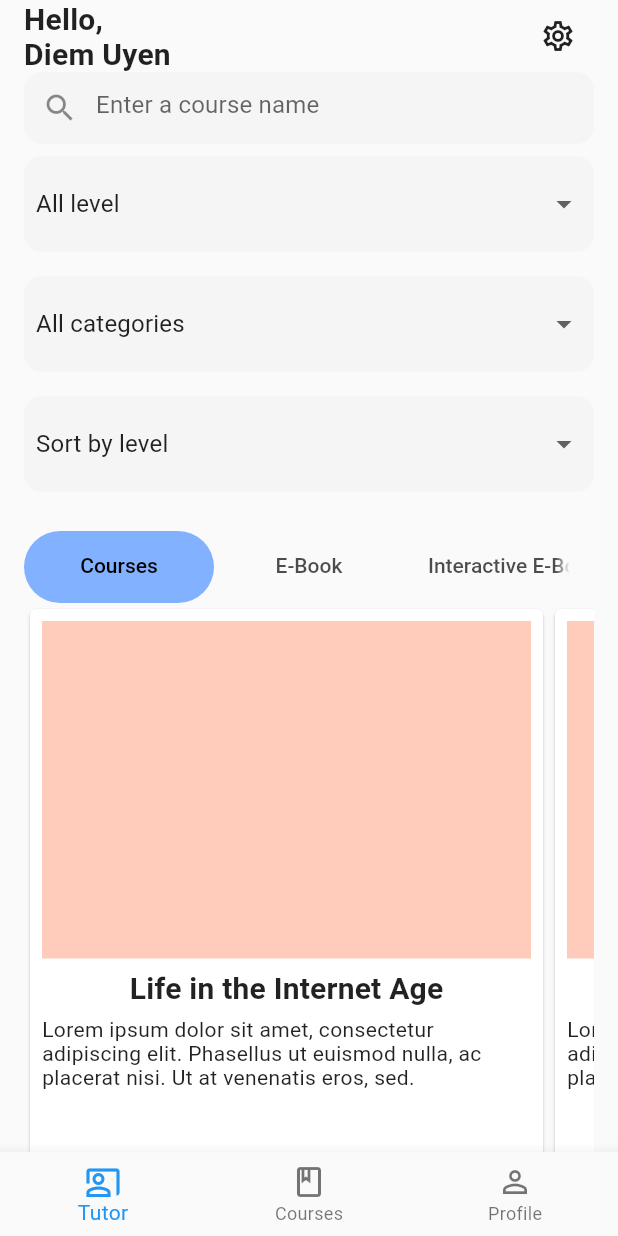
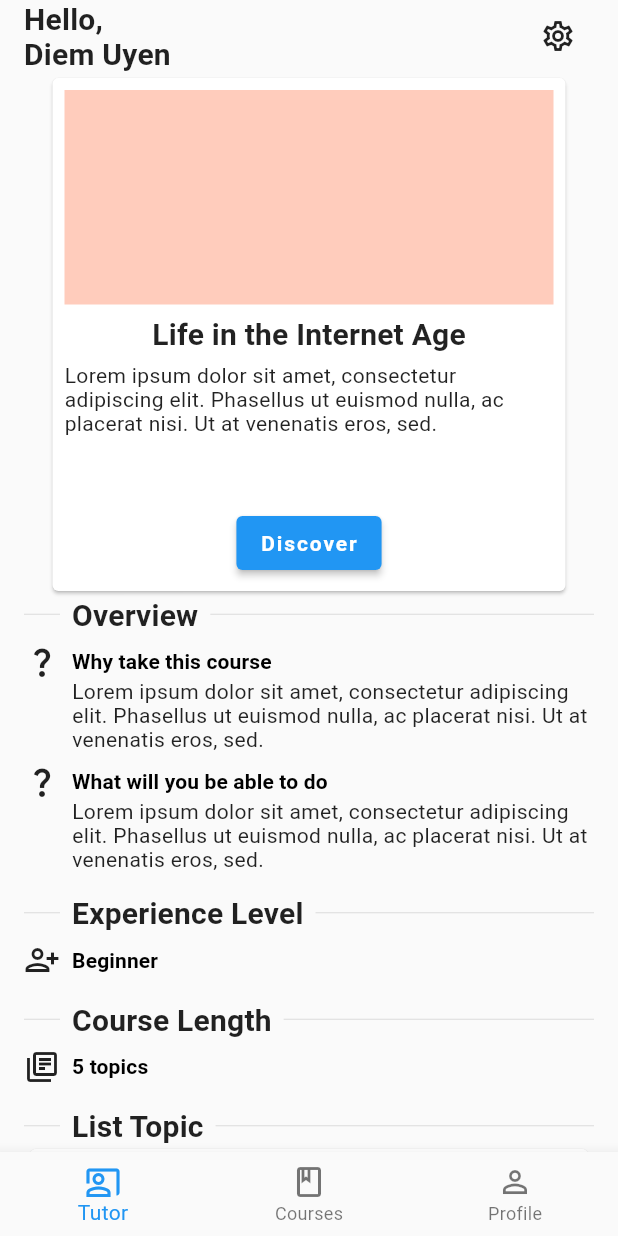
Before and after one commit to DiemUyen/CSC13118_LetTutor, a Flutter app: the screen it shows after launch, on a phone screen of 412 x 824 dp. Run offline on Flutter 3.47's test engine with Material 2 defaults, Android fonts, the phone set to English and light mode, and no system bars; our stand-ins replace flutter_rating_bar; missing offline and left inert: flutter_rounded_date_picker.

Commit message:
Draft Course detail page

```diff
--- a/let_tutor/lib/main.dart
+++ b/let_tutor/lib/main.dart
@@ -2,6 +2,7 @@ import 'package:flutter/material.dart';
 import 'package:let_tutor/routes/authentication/forgot_password.dart';
 import 'package:let_tutor/routes/authentication/sign_in_form.dart';
 import 'package:let_tutor/routes/authentication/sign_up_form.dart';
+import 'package:let_tutor/routes/course/course_detail.dart';
 import 'package:let_tutor/routes/course/courses_page.dart';
 import 'package:let_tutor/routes/tutor/tutor_detail.dart';
 import 'package:let_tutor/routes/tutor/tutor_home_page.dart';
@@ -34,7 +35,7 @@ class MyApp extends StatelessWidget {
                   TransparentAppBar(),
                   Padding(
                     padding: EdgeInsets.symmetric(horizontal: 16.0),
-                    child: CousesPage(),
+                    child: CourseDetail(),
                   )
                 ],
               ),
--- /dev/null
+++ b/let_tutor/lib/routes/course/course_detail.dart
@@ -0,0 +1,109 @@
+import 'package:flutter/material.dart';
+import 'package:let_tutor/widgets/course_card.dart';
+
+class CourseDetail extends StatelessWidget {
+  const CourseDetail({Key? key}) : super(key: key);
+
+  Widget header(BuildContext context, String header) {
+    return Row(
+      children: [
+        const SizedBox(width: 24, child: Divider(),),
+        const SizedBox(width: 8,),
+        Text(header, style: Theme.of(context).textTheme.headline6,),
+        const SizedBox(width: 8,),
+        const Expanded(child: Divider())
+      ],
+    );
+  }
+
+  Widget description(BuildContext context, IconData icon, String title, String content) {
+    return Column(
+      crossAxisAlignment: CrossAxisAlignment.start,
+      children: [
+        Row(
+          children: [
+            Icon(icon),
+            const SizedBox(width: 8,),
+            Text(title, style: Theme.of(context).textTheme.subtitle2,),
+          ],
+        ),
+        Padding(
+          padding: const EdgeInsets.only(left: 32),
+          child: Text(content, textAlign: TextAlign.left,),
+        ),
+      ],
+    );
+  }
+
+  Widget suggestedTutor(BuildContext context, String tutorName) {
+    return Row(
+      mainAxisAlignment: MainAxisAlignment.spaceBetween,
+      children: [
+        Text(tutorName),
+        TextButton(onPressed: () { }, child: const Text('More info')),
+      ],
+    );
+  }
+
+  @override
+  Widget build(BuildContext context) {
+    return Column(
+      children: [
+        CourseCard(bottomWidget: Center(child: ElevatedButton(onPressed: () { }, child: const Text('Discover'),),)),
+        // Overview
+        header(context, 'Overview'),
+        const SizedBox(height: 8,),
+        description(context, Icons.question_mark_outlined, 'Why take this course', 'Lorem ipsum dolor sit amet, consectetur adipiscing elit. Phasellus ut euismod nulla, ac placerat nisi. Ut at venenatis eros, sed.'),
+        const SizedBox(height: 8,),
+        description(context, Icons.question_mark_outlined, 'What will you be able to do', 'Lorem ipsum dolor sit amet, consectetur adipiscing elit. Phasellus ut euismod nulla, ac placerat nisi. Ut at venenatis eros, sed.'),
+        const SizedBox(height: 16,),
+
+        // Experience level
+        header(context, 'Experience Level'),
+        const SizedBox(height: 8,),
+        description(context, Icons.person_add_alt_1_outlined, 'Beginner', ''),
+
+        // Course length
+        header(context, 'Course Length'),
+        const SizedBox(height: 8,),
+        description(context, Icons.my_library_books_outlined, '5 topics', ''),
+
+        // List topic
+        header(context, 'List Topic'),
+        ListView.builder(
+          shrinkWrap: true,
+          scrollDirection: Axis.vertical,
+          itemCount: 5,
+          itemBuilder: (context, index) {
+            return Card(
+              child: Padding(
+                padding: const EdgeInsets.symmetric(horizontal: 8, vertical: 24),
+                child: Column(
+                  crossAxisAlignment: CrossAxisAlignment.start,
+                  children: [
+                    Text('${index + 1}.'),
+                    const SizedBox(height: 8,),
+                    const Text('Your job'),
+                  ],
+                ),
+              ),
+            );
+          },
+        ),
+        const SizedBox(height: 16,),
+
+        // Suggested tutors
+        header(context, 'Suggested Tutors'),
+        const SizedBox(height: 8,),
+        ListView.builder(
+          shrinkWrap: true,
+          scrollDirection: Axis.vertical,
+          itemCount: 3,
+          itemBuilder: (context, index) {
+            return suggestedTutor(context, '${index + 1}. April');
+          },
+        )
+      ],
+    );
+  }
+}
--- a/let_tutor/lib/routes/course/courses_page.dart
+++ b/let_tutor/lib/routes/course/courses_page.dart
@@ -34,7 +34,7 @@ class _CousesPageState extends State<CousesPage> with SingleTickerProviderStateM
             hintText: 'Enter a course name',
           ),
           Container(
-            margin: EdgeInsets.symmetric(vertical: 8),
+            margin: const EdgeInsets.symmetric(vertical: 8),
             decoration: BoxDecoration(
               color: Colors.grey[100],
               borderRadius: BorderRadius.circular(12),
@@ -53,7 +53,7 @@ class _CousesPageState extends State<CousesPage> with SingleTickerProviderStateM
             ),
           ),
           Container(
-            margin: EdgeInsets.symmetric(vertical: 8),
+            margin: const EdgeInsets.symmetric(vertical: 8),
             decoration: BoxDecoration(
               color: Colors.grey[100],
               borderRadius: BorderRadius.circular(12),
@@ -72,7 +72,7 @@ class _CousesPageState extends State<CousesPage> with SingleTickerProviderStateM
             ),
           ),
           Container(
-            margin: EdgeInsets.symmetric(vertical: 8),
+            margin: const EdgeInsets.symmetric(vertical: 8),
             decoration: BoxDecoration(
               color: Colors.grey[100],
               borderRadius: BorderRadius.circular(12),
@@ -124,7 +124,15 @@ class _CousesPageState extends State<CousesPage> with SingleTickerProviderStateM
                   scrollDirection: Axis.horizontal,
                   itemCount: 10,
                   itemBuilder: (context, index) {
-                    return const CourseCard();
+                    return CourseCard(bottomWidget: Row(
+                      children: const [
+                        // Level
+                        Text('Intermediate'),
+                        SizedBox(width: 8,),
+                        // The number of lessons
+                        Text('9 lessons')
+                      ],
+                    ));
                   },
                 ),
                 // Second tab view
@@ -133,11 +141,11 @@ class _CousesPageState extends State<CousesPage> with SingleTickerProviderStateM
                   scrollDirection: Axis.horizontal,
                   itemCount: 10,
                   itemBuilder: (context, index) {
-                    return const CourseCard();
+                    return const CourseCard(bottomWidget: Align(alignment: Alignment.centerLeft, child: Text('Intermediate')));
                   },
                 ),
                 // Third tab view
-                Container(child: Center(child: Text('No data'),))
+                Container(child: const Center(child: Text('No data'),))
               ],
             ),
           ),
--- a/let_tutor/lib/widgets/course_card.dart
+++ b/let_tutor/lib/widgets/course_card.dart
@@ -1,7 +1,9 @@
 import 'package:flutter/material.dart';
 
 class CourseCard extends StatelessWidget {
-  const CourseCard({Key? key}) : super(key: key);
+  const CourseCard({Key? key, required this.bottomWidget}) : super(key: key);
+
+  final Widget bottomWidget;
 
   @override
   Widget build(BuildContext context) {
@@ -22,15 +24,7 @@ class CourseCard extends StatelessWidget {
               // Description
               const Text('Lorem ipsum dolor sit amet, consectetur adipiscing elit. Phasellus ut euismod nulla, ac placerat nisi. Ut at venenatis eros, sed.'),
               const SizedBox(height: 48,),
-              Row(
-                children: const [
-                  // Level
-                  Text('Intermediate'),
-                  SizedBox(width: 8,),
-                  // The number of lessons
-                  Text('9 lessons')
-                ],
-              )
+              bottomWidget
             ],
           ),
         ),
```
